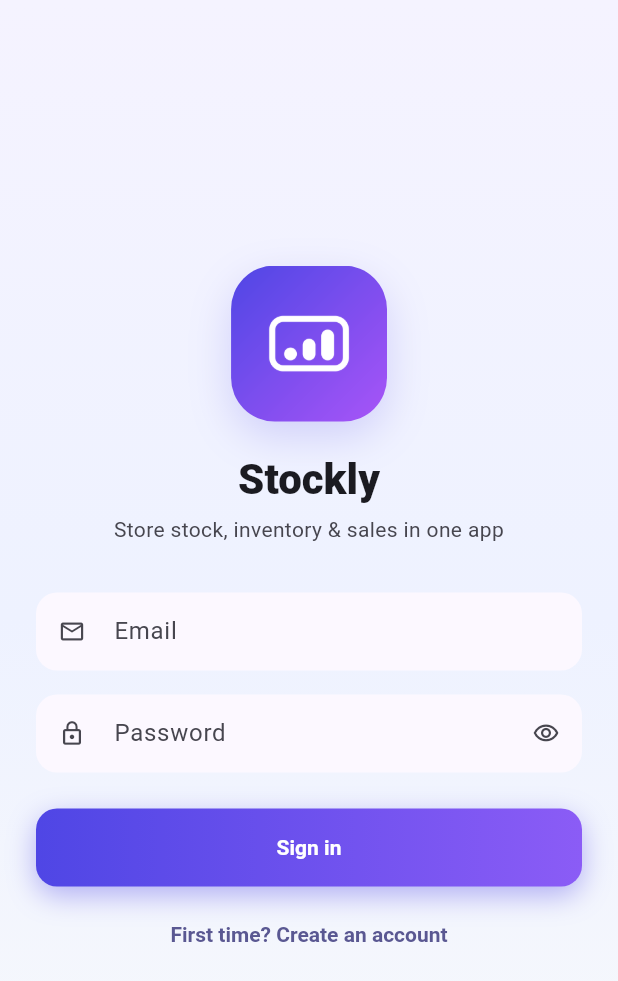
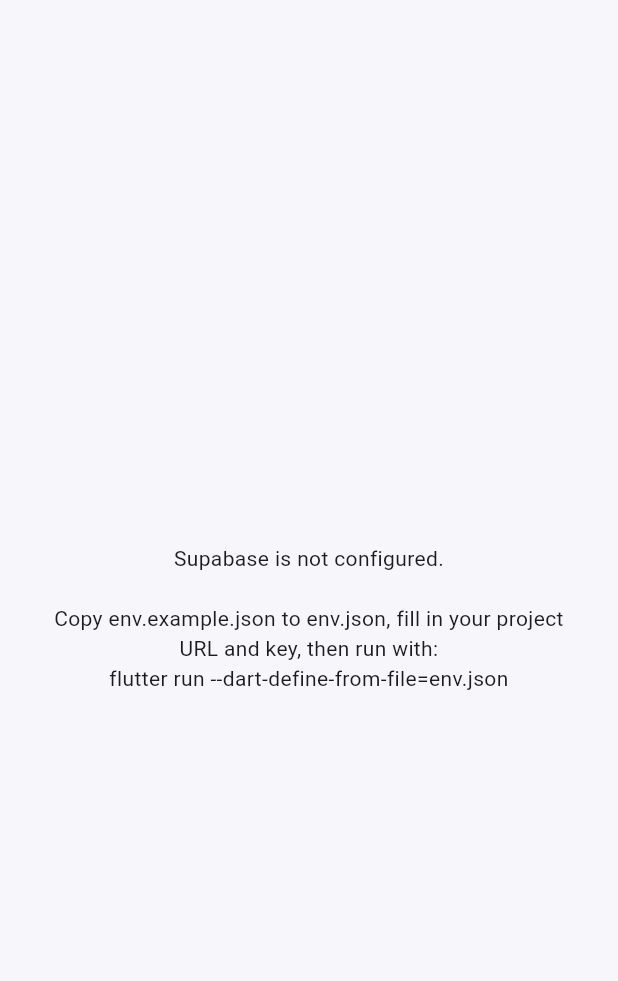
Before and after one commit to apollocked/stock_check_data_entry, a Flutter app: the screen it shows after launch, on a phone screen of 412 x 824 dp. Shown: the top 981 px of the screen. Run offline on Flutter 3.47's test engine with Material 3 defaults, Android fonts, the phone set to English and light mode, and no system bars; our stand-ins replace cross_file, csv, flutter_riverpod, image_picker, share_plus, supabase_flutter; missing offline and left inert: excel, mobile_scanner; accounts and stored records are empty.

Commit message:
feat(Config) : read Supabase credentials from dart-define
The URL and key now come from --dart-define-from-file=env.json (git
ignored, with an env.example.json template) instead of the source. The
app shows a setup message when they are missing. Adds VS Code launch
configs that pass the flag.

Co-Authored-By: Claude Sonnet 5 <noreply@anthropic.com>

```diff
--- /dev/null
+++ b/env.example.json
@@ -0,0 +1,4 @@
+{
+  "SUPABASE_URL": "https://your-project-ref.supabase.co",
+  "SUPABASE_ANON_KEY": "your-publishable-or-anon-key"
+}
--- a/lib/core/config.dart
+++ b/lib/core/config.dart
@@ -1,5 +1,11 @@
+/// Build-time settings, passed with `--dart-define` (or
+/// `--dart-define-from-file=env.json`). See `env.example.json`.
 class Config {
-  static const String supabaseUrl = 'https://wwzvywkvblftreqdusay.supabase.co';
-  static const String supabaseAnonKey =
-      'sb_publishable_zFK0H560dmL7zZpRjZ7f_A_bwa-xPWA';
+  static const String supabaseUrl = String.fromEnvironment('SUPABASE_URL');
+  static const String supabaseAnonKey = String.fromEnvironment(
+    'SUPABASE_ANON_KEY',
+  );
+
+  static bool get isConfigured =>
+      supabaseUrl.isNotEmpty && supabaseAnonKey.isNotEmpty;
 }
--- a/lib/main.dart
+++ b/lib/main.dart
@@ -11,6 +11,10 @@ import 'presentation/widgets/brand_logo.dart';
 
 Future<void> main() async {
   WidgetsFlutterBinding.ensureInitialized();
+  if (!Config.isConfigured) {
+    runApp(const _MissingConfigApp());
+    return;
+  }
   await Supabase.initialize(
     url: Config.supabaseUrl,
     publishableKey: Config.supabaseAnonKey,
@@ -39,6 +43,33 @@ class StocklyApp extends ConsumerWidget {
   }
 }
 
+class _MissingConfigApp extends StatelessWidget {
+  const _MissingConfigApp();
+
+  @override
+  Widget build(BuildContext context) {
+    return MaterialApp(
+      title: 'Stockly',
+      debugShowCheckedModeBanner: false,
+      theme: appTheme,
+      home: const Scaffold(
+        body: Center(
+          child: Padding(
+            padding: EdgeInsets.all(24),
+            child: Text(
+              'Supabase is not configured.\n\n'
+              'Copy env.example.json to env.json, fill in your project URL '
+              'and key, then run with:\n'
+              'flutter run --dart-define-from-file=env.json',
+              textAlign: TextAlign.center,
+            ),
+          ),
+        ),
+      ),
+    );
+  }
+}
+
 class _Splash extends StatelessWidget {
   const _Splash();
 
```
Also changed, not shown: 2 other files.
